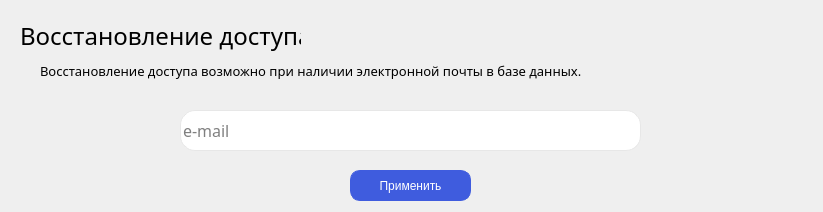
Old version of the form gui/ui/recovery_window.ui in the repository frrusi/portal-parser.
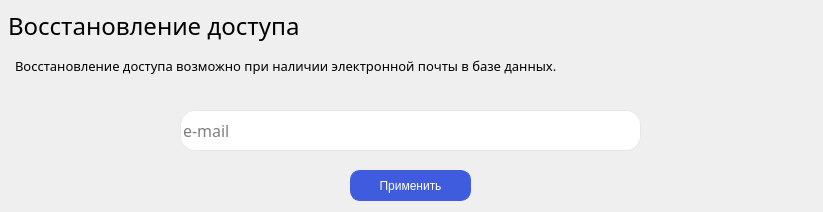
New version of the form.

Commit message: Исправление макета

Patch:
```diff
--- a/gui/ui/recovery_window.ui
+++ b/gui/ui/recovery_window.ui
@@ -80,44 +80,6 @@
      <number>0</number>
     </property>
     <widget class="QWidget" name="recovery_email">
-     <widget class="QLabel" name="email_subtitle">
-      <property name="geometry">
-       <rect>
-        <x>40</x>
-        <y>60</y>
-        <width>581</width>
-        <height>21</height>
-       </rect>
-      </property>
-      <property name="font">
-       <font>
-        <family>Bahnschrift Light</family>
-        <pointsize>10</pointsize>
-       </font>
-      </property>
-      <property name="text">
-       <string>Восстановление доступа возможно при наличии электронной почты в базе данных.</string>
-      </property>
-     </widget>
-     <widget class="QLabel" name="email_title">
-      <property name="geometry">
-       <rect>
-        <x>20</x>
-        <y>10</y>
-        <width>281</width>
-        <height>51</height>
-       </rect>
-      </property>
-      <property name="font">
-       <font>
-        <family>Bahnschrift Light</family>
-        <pointsize>18</pointsize>
-       </font>
-      </property>
-      <property name="text">
-       <string>Восстановление доступа</string>
-      </property>
-     </widget>
      <widget class="QLineEdit" name="email_input">
       <property name="geometry">
        <rect>
@@ -182,6 +144,62 @@
        <string>Применить</string>
       </property>
      </widget>
+     <widget class="QWidget" name="horizontalLayoutWidget">
+      <property name="geometry">
+       <rect>
+        <x>0</x>
+        <y>0</y>
+        <width>821</width>
+        <height>51</height>
+       </rect>
+      </property>
+      <layout class="QHBoxLayout" name="horizontalLayout">
+       <property name="leftMargin">
+        <number>8</number>
+       </property>
+       <item>
+        <widget class="QLabel" name="email_title">
+         <property name="font">
+          <font>
+           <family>Bahnschrift Light</family>
+           <pointsize>18</pointsize>
+          </font>
+         </property>
+         <property name="text">
+          <string>Восстановление доступа</string>
+         </property>
+        </widget>
+       </item>
+      </layout>
+     </widget>
+     <widget class="QWidget" name="horizontalLayoutWidget_2">
+      <property name="geometry">
+       <rect>
+        <x>0</x>
+        <y>50</y>
+        <width>821</width>
+        <height>31</height>
+       </rect>
+      </property>
+      <layout class="QHBoxLayout" name="horizontalLayout_2">
+       <property name="leftMargin">
+        <number>15</number>
+       </property>
+       <item>
+        <widget class="QLabel" name="email_subtitle">
+         <property name="font">
+          <font>
+           <family>Bahnschrift Light</family>
+           <pointsize>10</pointsize>
+          </font>
+         </property>
+         <property name="text">
+          <string>Восстановление доступа возможно при наличии электронной почты в базе данных.</string>
+         </property>
+        </widget>
+       </item>
+      </layout>
+     </widget>
     </widget>
     <widget class="QWidget" name="recovery_code">
      <widget class="QLabel" name="code_title">
```
Left out of the diff: 82 changed lines with no effect on the pictures. The commit also changes 1 other file.
